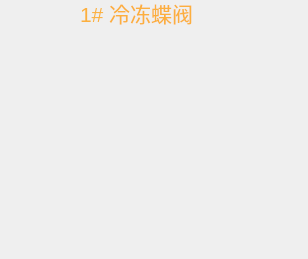
Old version of the form Window/Module/butterflyvalve.ui in the repository caosq/ChickenFarm.
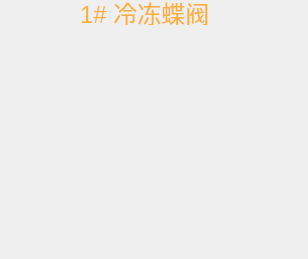
New version of the form. Icons and pictures are not drawn.

```diff
--- a/Window/Module/butterflyvalve.ui
+++ b/Window/Module/butterflyvalve.ui
@@ -39,7 +39,7 @@
     <rect>
      <x>80</x>
      <y>0</y>
-     <width>121</width>
+     <width>131</width>
      <height>25</height>
     </rect>
    </property>
@@ -82,7 +82,7 @@
    </property>
    <property name="font">
     <font>
-     <pointsize>16</pointsize>
+     <pointsize>18</pointsize>
     </font>
    </property>
    <property name="text">
```
